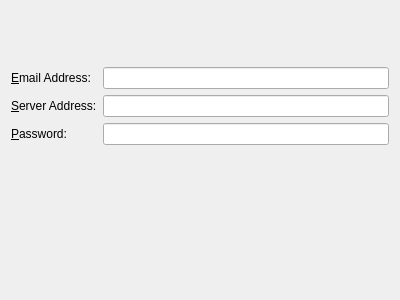
Old version of the form akonadi/resources/imap/wizard/imapwizard.ui in the repository KDE/kdepim-runtime.
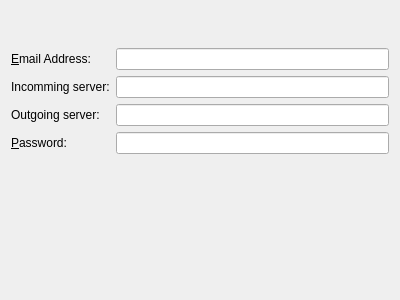
New version of the form. Custom widgets are drawn as their Qt base class.

Commit message: Allow to use a specific outgoing server

```diff
--- a/akonadi/resources/imap/wizard/imapwizard.ui
+++ b/akonadi/resources/imap/wizard/imapwizard.ui
@@ -10,8 +10,25 @@
     <height>300</height>
    </rect>
   </property>
-  <layout class="QFormLayout" name="formLayout">
-   <item row="2" column="0">
+  <layout class="QVBoxLayout" name="verticalLayout_3">
+   <item>
+    <spacer name="verticalSpacer">
+     <property name="orientation">
+      <enum>Qt::Vertical</enum>
+     </property>
+     <property name="sizeHint" stdset="0">
+      <size>
+       <width>20</width>
+       <height>40</height>
+      </size>
+     </property>
+    </spacer>
+   </item>
+   <item>
+    <layout class="QHBoxLayout" name="horizontalLayout">
+     <item>
+      <layout class="QVBoxLayout" name="verticalLayout_2">
+       <item>
     <widget class="QLabel" name="label">
      <property name="text">
       <string>&amp;Email Address:</string>
@@ -21,23 +38,27 @@
      </property>
     </widget>
    </item>
-   <item row="2" column="1">
-    <widget class="KLineEdit" name="emailAddress"/>
-   </item>
-   <item row="3" column="0">
+       <item>
     <widget class="QLabel" name="label_2">
      <property name="text">
-      <string>&amp;Server Address:</string>
+          <string>Incomming server:</string>
      </property>
      <property name="buddy">
       <cstring>serverAddress</cstring>
      </property>
     </widget>
    </item>
-   <item row="3" column="1">
-    <widget class="KLineEdit" name="serverAddress"/>
-   </item>
-   <item row="4" column="0">
+       <item>
+        <widget class="QLabel" name="label_4">
+         <property name="text">
+          <string>Outgoing server:</string>
+         </property>
+         <property name="buddy">
+          <cstring>outgoingAddress</cstring>
+         </property>
+        </widget>
+       </item>
+       <item>
     <widget class="QLabel" name="label_3">
      <property name="text">
       <string>&amp;Password:</string>
@@ -47,14 +68,35 @@
      </property>
     </widget>
    </item>
-   <item row="4" column="1">
+      </layout>
+     </item>
+     <item>
+      <layout class="QVBoxLayout" name="verticalLayout">
+       <item>
+        <widget class="KLineEdit" name="emailAddress"/>
+       </item>
+       <item>
+        <widget class="KLineEdit" name="incommingAddress"/>
+       </item>
+       <item>
+        <widget class="KLineEdit" name="outgoingAddress">
+         <property name="text">
+          <string/>
+         </property>
+        </widget>
+       </item>
+       <item>
     <widget class="KLineEdit" name="password">
      <property name="passwordMode">
       <bool>true</bool>
      </property>
     </widget>
    </item>
-   <item row="5" column="0">
+      </layout>
+     </item>
+    </layout>
+   </item>
+   <item>
     <spacer name="verticalSpacer_2">
      <property name="orientation">
       <enum>Qt::Vertical</enum>
@@ -67,19 +109,6 @@
      </property>
     </spacer>
    </item>
-   <item row="1" column="0">
-    <spacer name="verticalSpacer">
-     <property name="orientation">
-      <enum>Qt::Vertical</enum>
-     </property>
-     <property name="sizeHint" stdset="0">
-      <size>
-       <width>20</width>
-       <height>40</height>
-      </size>
-     </property>
-    </spacer>
-   </item>
   </layout>
  </widget>
  <customwidgets>
```
Left out of the diff: 2 changed lines with no effect on the pictures. Lines whose indentation alone changed are shown as unchanged. The commit also changes 1 other file.
